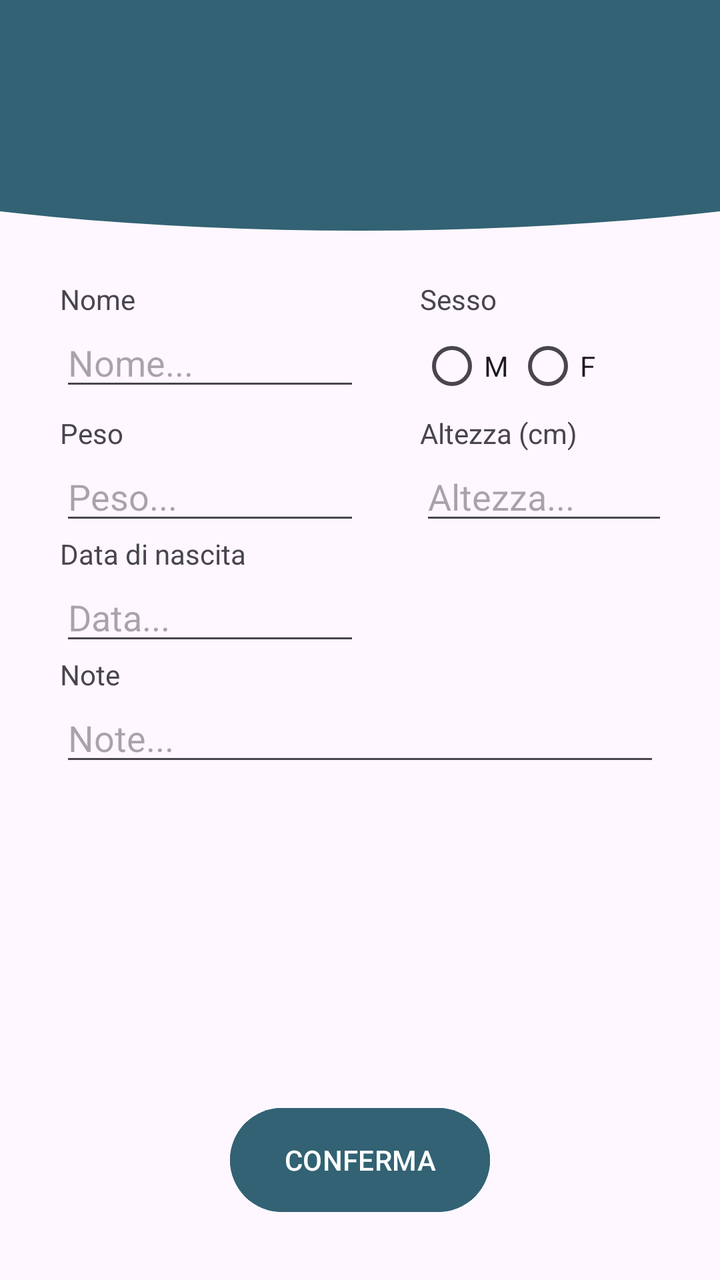
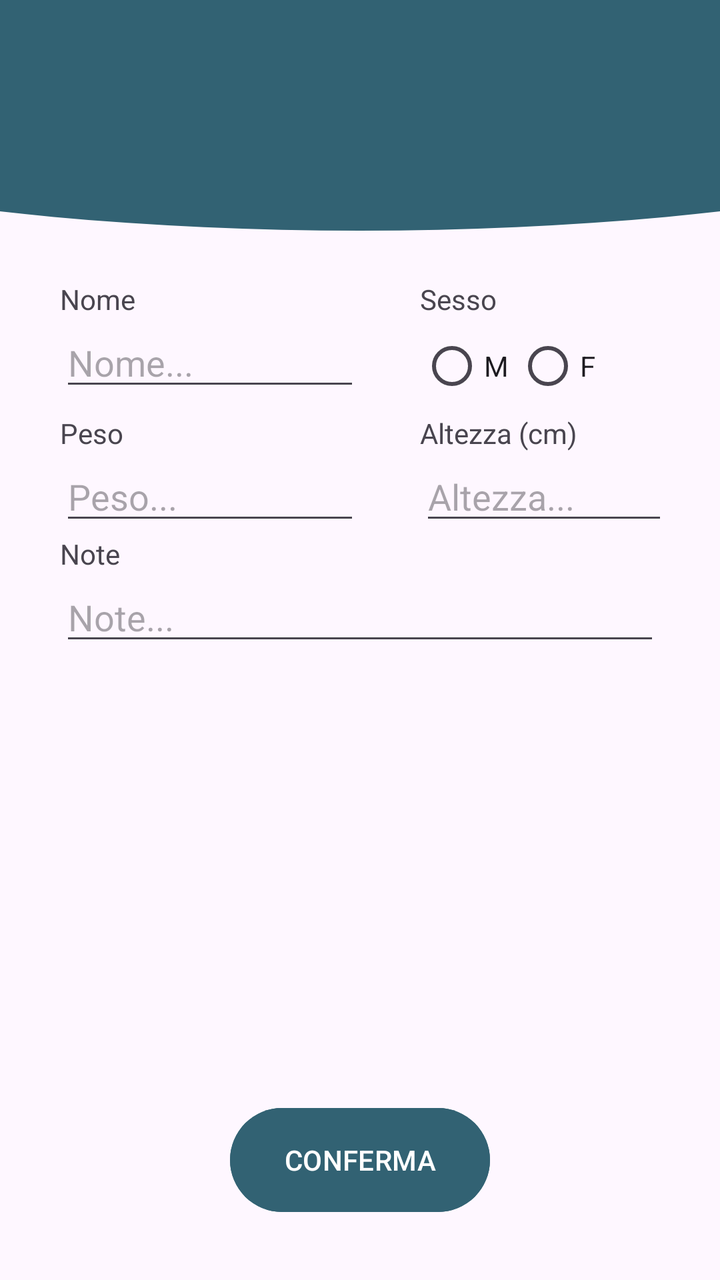

The first picture is an Android layout as it rendered before a commit; the second is the same layout after the commit. The layout source and the unified diff follow.
<!-- AndroidManifest.xml: application theme Theme.AppPet -->
<!-- res/layout/activity_registrazione_animale.xml -->
<?xml version="1.0" encoding="utf-8"?>
<RelativeLayout xmlns:android="http://schemas.android.com/apk/res/android"
    xmlns:app="http://schemas.android.com/apk/res-auto"
    xmlns:tools="http://schemas.android.com/tools"
    android:id="@+id/main"
    android:layout_width="match_parent"
    android:layout_height="match_parent"
    android:orientation="vertical">

    <FrameLayout
        android:id="@+id/header_home"
        android:layout_width="match_parent"
        android:layout_height="120dp"
        android:layout_gravity="top">

        <ImageView
            android:id="@+id/Pippo"
            android:layout_width="800dp"
            android:layout_height="180dp"
            android:layout_gravity="center"
            android:layout_marginTop="-35dp"
            android:src="@drawable/cricle_1" />

    </FrameLayout>
    

    <TableLayout
        android:id="@+id/tabella"
        android:layout_width="300dp"
        android:layout_height="wrap_content"
        android:layout_below="@id/header_home"
        android:layout_centerHorizontal="true"
        android:layout_gravity="center"
        android:layout_marginTop="20dp">

        
        <TableRow android:layout_width="wrap_content">

            <LinearLayout
                android:layout_width="wrap_content"
                android:layout_height="match_parent"
                android:orientation="vertical">

                <TextView
                    android:layout_width="wrap_content"
                    android:layout_height="wrap_content"
                    android:text="Nome"
                    android:textAlignment="textStart" />

                <EditText
                    android:id="@+id/nomeAnimaleEditText"
                    android:layout_width="150dp"
                    android:layout_height="wrap_content"
                    android:hint="Nome..." />

            </LinearLayout>

            <LinearLayout
                android:layout_width="wrap_content"
                android:layout_height="match_parent"
                android:orientation="vertical">

                <TextView
                    android:layout_width="wrap_content"
                    android:layout_height="wrap_content"
                    android:text="Sesso"
                    android:textAlignment="textStart" />

                <RadioGroup
                    android:id="@+id/sessoGruppo"
                    android:layout_width="wrap_content"
                    android:layout_height="wrap_content"
                    android:orientation="horizontal">

                    <RadioButton
                        android:id="@+id/rbMaschio"
                        android:layout_width="wrap_content"
                        android:layout_height="wrap_content"
                        android:text="M" />

                    <RadioButton
                        android:id="@+id/rbFemmina"
                        android:layout_width="wrap_content"
                        android:layout_height="wrap_content"
                        android:text="F" />
                </RadioGroup>

            </LinearLayout>


        </TableRow>
        
        <TableRow>

            <LinearLayout
                android:id="@+id/peso"
                android:layout_width="180dp"
                android:layout_height="match_parent"
                android:orientation="vertical">

                <TextView
                    android:layout_width="wrap_content"
                    android:layout_height="wrap_content"
                    android:text="Peso"
                    android:textAlignment="textStart" />

                <EditText
                    android:id="@+id/pesoAnimaleEditText"
                    android:layout_width="150dp"
                    android:layout_height="wrap_content"
                    android:hint="Peso..." />

            </LinearLayout>

            <LinearLayout
                android:layout_width="180dp"
                android:layout_height="match_parent"
                android:layout_gravity="right"
                android:orientation="vertical">

                <TextView
                    android:layout_width="wrap_content"
                    android:layout_height="wrap_content"
                    android:text="Altezza (cm)"
                    android:textAlignment="textStart" />

                <EditText
                    android:id="@+id/altezzaAnimaleEditText"
                    android:layout_width="180dp"
                    android:layout_height="wrap_content"
                    android:hint="Altezza..." />

            </LinearLayout>

            
        </TableRow>

        <TableRow android:layout_width="810dp">


            <LinearLayout
                android:layout_width="23dp"
                android:layout_height="match_parent"
                android:orientation="vertical">

                <TextView
                    android:layout_width="wrap_content"
                    android:layout_height="wrap_content"
                    android:text="Data di nascita"
                    android:textAlignment="textStart" />

                <EditText
                    android:id="@+id/dataNascitaAnimaleEditText"
                    android:layout_width="150dp"
                    android:layout_height="wrap_content"
                    android:hint="Data..." />

            </LinearLayout>


        </TableRow>
        
        <LinearLayout
            android:layout_width="160dp"
            android:layout_height="wrap_content"
            android:orientation="vertical">

            <TextView
                android:layout_width="wrap_content"
                android:layout_height="wrap_content"
                android:text="Note"
                android:textAlignment="textStart" />

            <EditText
                android:id="@+id/noteAnimaleEditText"
                android:layout_width="300dp"
                android:layout_height="wrap_content"
                android:layout_marginBottom="20dp"
                android:hint="Note..." />

        </LinearLayout>
    </TableLayout>


    
    <Button
        android:id="@+id/btnConferma"
        android:layout_width="130dp"
        android:layout_height="60dp"
        android:layout_alignParentBottom="true"
        android:layout_centerHorizontal="true"
        android:layout_gravity="center"
        android:layout_marginBottom="30dp"
        android:backgroundTint="@color/Blu_base"
        android:text="CONFERMA" />


</RelativeLayout>
<!-- resources referenced by this layout -->
<resources>
  <color name="Blu_base">#326273</color>
  <!-- drawable cricle_1 (drawable) -->
  <?xml version="1.0" encoding="utf-8"?>
  <shape xmlns:android="http://schemas.android.com/apk/res/android"
      android:shape="oval">
  
      <solid
          android:color="@color/Blu_base"/>
  
  </shape>
  <style name="Theme.AppPet" parent="Base.Theme.AppPet" />
  <style name="Base.Theme.AppPet" parent="Theme.Material3.DayNight.NoActionBar">
          
          
      </style>
</resources>

<!-- the commit's change to res/layout/activity_registrazione_animale.xml (unified diff, before → after) -->
@@ -143,17 +143,7 @@
                 android:layout_height="match_parent"
                 android:orientation="vertical">
 
-                <TextView
-                    android:layout_width="wrap_content"
-                    android:layout_height="wrap_content"
-                    android:text="Data di nascita"
-                    android:textAlignment="textStart" />
 
-                <EditText
-                    android:id="@+id/dataNascitaAnimaleEditText"
-                    android:layout_width="150dp"
-                    android:layout_height="wrap_content"
-                    android:hint="Data..." />
 
             </LinearLayout>
 
